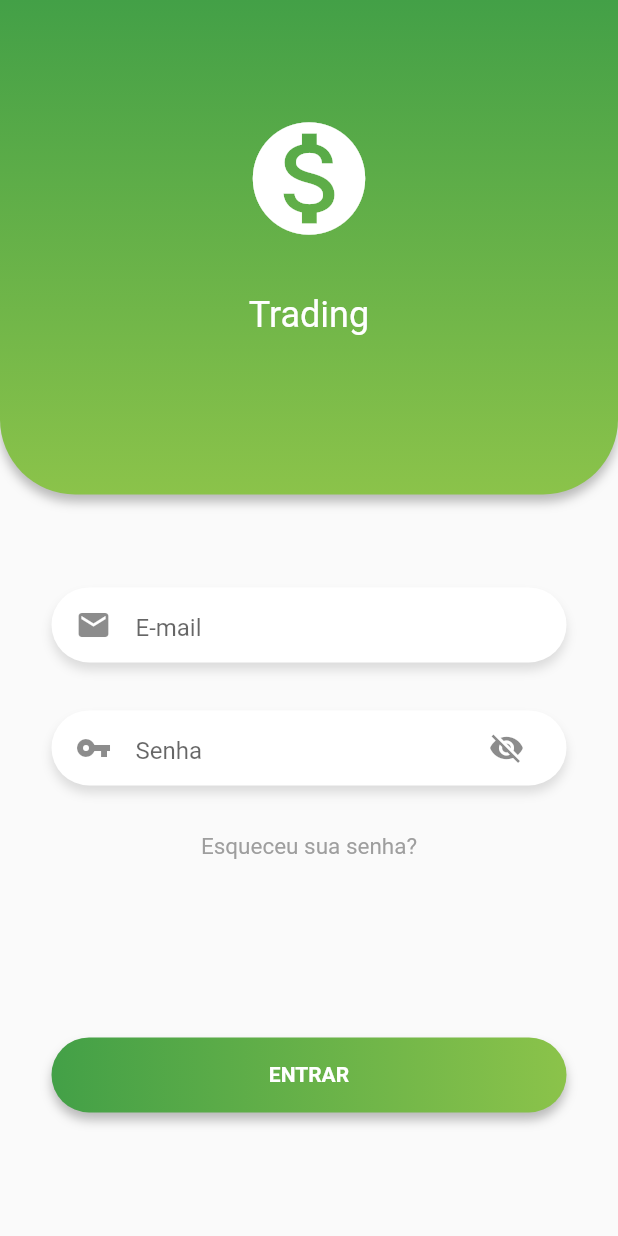
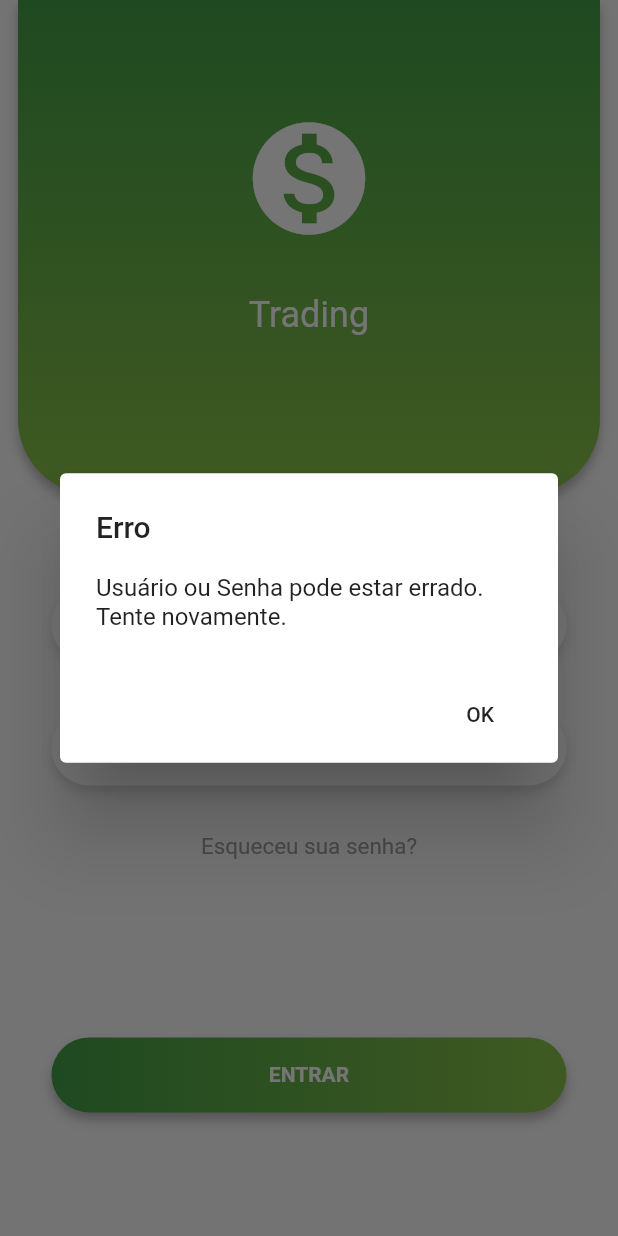
Before and after one commit to jjonasramos/Trading, a Flutter app: the screen it shows after launch, after a tap on "ENTRAR", on a phone screen of 412 x 824 dp. Run offline on Flutter 3.47's test engine with Material 2 defaults, Android fonts, the phone set to English and light mode, and no system bars; Roboto replaces fonts that are missing (Fredoka One).

Commit message:
Dialogs, Login Redes Sociais Screen*
Criei a tela de login por redes sociais, criei a classe de dialogs e tambem alterei o layout da tela de Login

```diff
--- /dev/null
+++ b/lib/Dialogs.dart
@@ -0,0 +1,51 @@
+import 'package:flutter/material.dart';
+
+class Dialogs {
+
+  errorLogin(BuildContext context, String title, String description) { // Função para chamar o Dialog
+    return showDialog(
+      context: context,
+      barrierDismissible: true,
+      builder: (BuildContext context) {
+        return AlertDialog(
+          title: Text(title),
+          content: SingleChildScrollView(
+            child: ListBody(
+              children: <Widget>[
+                Text(description)
+              ],
+            ),
+          ),
+
+          actions: <Widget>[
+            FlatButton(
+              onPressed: () => Navigator.pop(context),
+              child: Text('OK'),
+            )
+          ],
+        );
+      }
+    );
+  }
+
+  waiting(BuildContext context, String title, String description) { // Função para chamar o Dialog
+    return showDialog(
+      context: context,
+      barrierDismissible: false,
+      builder: (BuildContext context) {
+        return AlertDialog(
+          title: Text(title),
+          content: SingleChildScrollView(
+            child: ListBody(
+              children: <Widget>[
+                Text(description)
+              ],
+            ),
+          ),
+
+
+        );
+      }
+    );
+  }
+}
--- a/lib/login/login.dart
+++ b/lib/login/loginByEmail.dart
@@ -1,19 +1,40 @@
 import 'package:flutter/material.dart';
 import 'package:flutter/services.dart';
+import 'package:trading/Dialogs.dart';
 
-class Login extends StatefulWidget {
+import 'loginStartScreen.dart';
+
+class LoginByEmail extends StatefulWidget {
   @override
-  _LoginState createState() => _LoginState();
+  _LoginByEmailState createState() => _LoginByEmailState();
 }
 
-class _LoginState extends State<Login> {
+class _LoginByEmailState extends State<LoginByEmail> {
 
+  // Variables ====================================================
   bool _isHidden = true;
 
+  // Dialog =======================================================
+  Dialogs dialogs = new Dialogs();
+
+  // Controllers ==================================================
+  TextEditingController emailController = new TextEditingController();
+  TextEditingController senhaController = new TextEditingController();
+
+  // Methods ======================================================
   void _toggleVisibility() {
     setState(() {
      _isHidden = !_isHidden;
     });
+  }
+
+  bool _validateLoginByEmail(String email, String senha) {
+
+    if(email.trim().length > 0 && senha.trim().length > 0) { // TODO: Implementar a validação de LoginByEmail por usuario e senha
+      return true;
+    }
+
+    return false;
   }
 
   @override
@@ -22,6 +43,7 @@ class _LoginState extends State<Login> {
     super.initState();
   }
 
+  // Interface ====================================================
   @override
   Widget build(BuildContext context) {
     return Scaffold(
@@ -29,11 +51,16 @@ class _LoginState extends State<Login> {
         child: Container(
           height: MediaQuery.of(context).size.height,
           width: MediaQuery.of(context).size.width,
+
           child: Column( // Column porque os objetos estão organizados em coluna
             children: <Widget>[
               Container(
                 width: MediaQuery.of(context).size.width, // ocupar o tamanho da tela em largura
                 height: MediaQuery.of(context).size.height/2.5,
+                margin: EdgeInsets.only(
+                  left: 12,
+                  right: 12,
+                ),
 
                 decoration: BoxDecoration( // estilizar o container
                   gradient: LinearGradient(
@@ -126,6 +153,7 @@ class _LoginState extends State<Login> {
                         ],
                       ),
                       child: TextField(
+                        controller: emailController,
                         keyboardType: TextInputType.emailAddress,
                         decoration: InputDecoration(
                           focusColor: Colors.green,
@@ -162,6 +190,7 @@ class _LoginState extends State<Login> {
                         ],
                       ),
                       child: TextField(
+                        controller: senhaController,
                         obscureText: true,
                         decoration: InputDecoration(
                           border: InputBorder.none,
@@ -201,8 +230,17 @@ class _LoginState extends State<Login> {
                     Spacer(),
 
                     GestureDetector(
-                      onTap: () {
-                        print('Entrar...'); // TODO: Implementar o login por usuário e senha
+                      onTap: () async {
+                        if(_validateLoginByEmail(emailController.text, senhaController.text)) {
+                          dialogs.waiting(context, 'Entrando', 'Fazendo LoginByEmail...');
+                          await Future.delayed(Duration(seconds: 2));
+                          Navigator.pop(context);
+
+                          Navigator.push(context, MaterialPageRoute(builder: (context) => LoginScreen()));
+
+                        } else {
+                          dialogs.errorLogin(context, 'Erro', 'Usuário ou Senha pode estar errado. Tente novamente.');
+                        }
                       },
                       child: Container(
                         height: 50,
--- a/lib/main.dart
+++ b/lib/main.dart
@@ -1,5 +1,5 @@
 import 'package:flutter/material.dart';
-import 'package:trading/login/login.dart';
+import 'package:trading/login/loginByEmail.dart';
 
 void main() => runApp(MyApp());
 
@@ -9,7 +9,7 @@ class MyApp extends StatelessWidget {
     return MaterialApp(
       title: 'Trading',
       theme: ThemeData(primarySwatch: Colors.green),
-      home: Login(),
+      home: LoginByEmail(),
     );
   }
 }
```
Also changed, not shown: lib/login/loginStartScreen.dart (added, +68 -0 lines).
